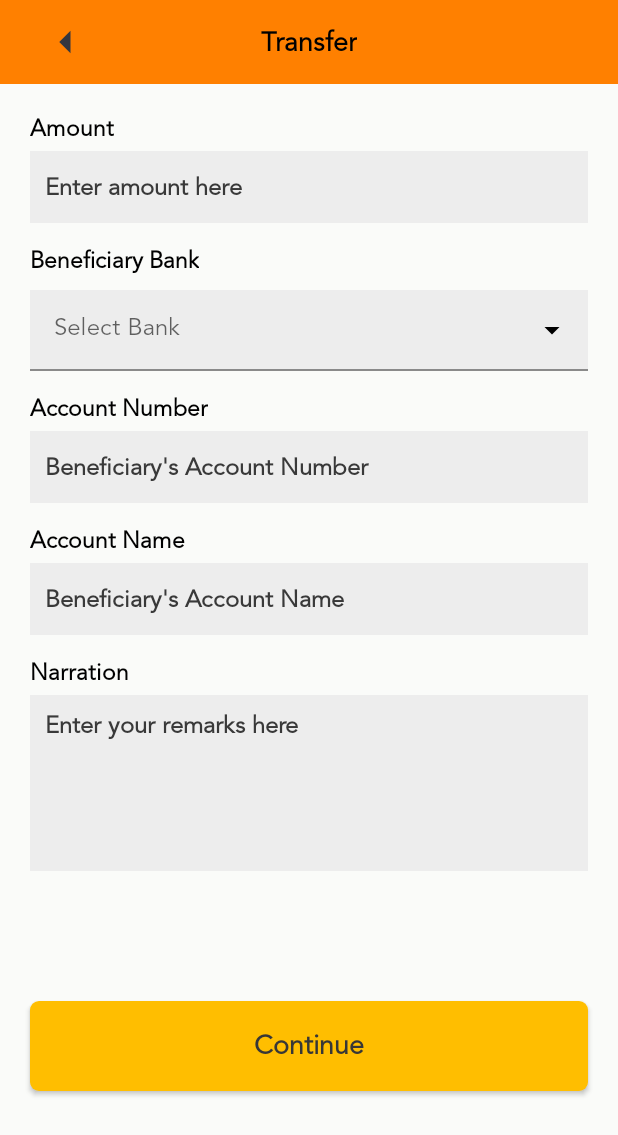
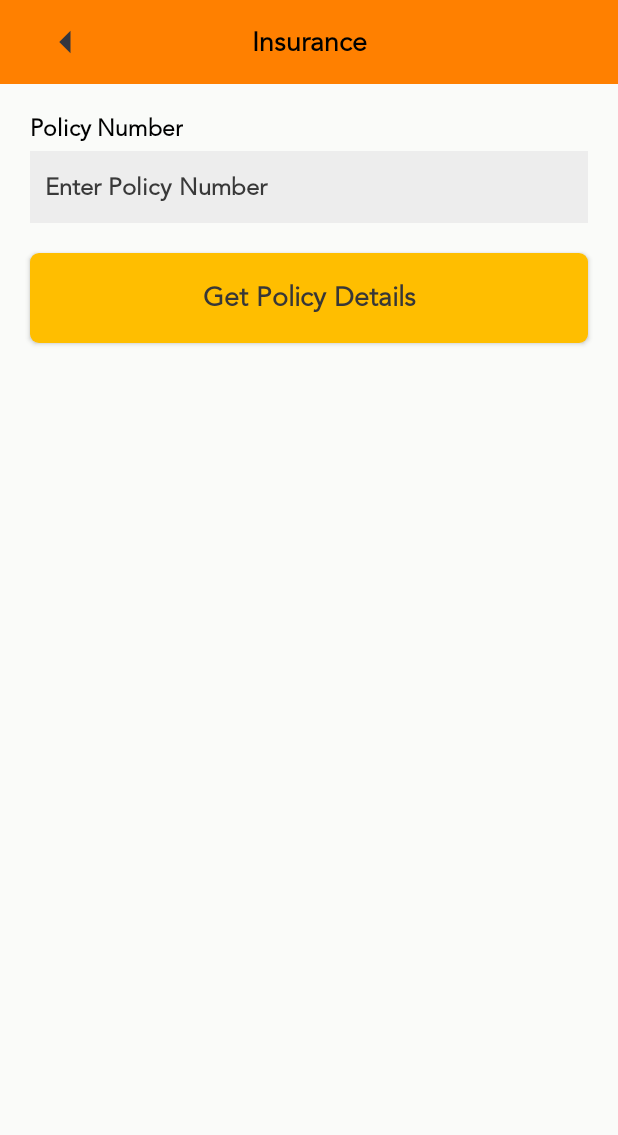
Before and after one commit to ayanfesolution/epawo_pos, an Android app: the HomeFragment screen opened through its navigation route, after a tap on "Insurance", on a phone screen of 412 x 824 dp. Shown: the top 1135 px of the screen. Run offline under Robolectric (Android 15) with nearby library versions, the phone set to English and light mode, and no system bars; our stand-ins replace RxJava, navigation-ui; libraries missing offline, so code that uses them is left out: com.topwise.cloudpos, com.topwise.library; 7 statements that could not run were skipped.

Commit message:
adding insurance screens

```diff
--- a/app/src/main/java/com/epawo/egole/fragment/home/HomeFragment.kt
+++ b/app/src/main/java/com/epawo/egole/fragment/home/HomeFragment.kt
@@ -59,7 +59,7 @@ class HomeFragment : BaseFragment(), WalletClickListener, HomeContract.HomeView
 
     private fun setListeners(){
         binding.cashoutLayout.setOnClickListener { onCashoutLayoutClick() }
-        binding.transferLayout.setOnClickListener { onTransferLayoutClick() }
+        binding.transferLayout.setOnClickListener { onInsuranceLayoutClick() }
         binding.cardLayout.setOnClickListener { onCardLayoutClick() }
 //        binding.autoRegLayout.setOnClickListener { onAutoRegLayoutClick() }
 //        binding.more.setOnClickListener{ onMoreButtonClicked() }
@@ -127,12 +127,20 @@ class HomeFragment : BaseFragment(), WalletClickListener, HomeContract.HomeView
         navigate(NavigationCommand.To(actionHomeFragmentToFundTransferFragment()))
     }
 
+    private fun onInsuranceLayoutClick(){
+        navigate(NavigationCommand.To(actionHomeFragmentToInsuranceFragment()))
+    }
+
     private fun actionHomeFragmentToProfileFragment() : NavDirections {
         return ActionOnlyNavDirections(R.id.action_homeFragment_to_profileFragment)
     }
 
     private fun actionHomeFragmentToFundTransferFragment() : NavDirections {
         return ActionOnlyNavDirections(R.id.action_homeFragment_to_fundTransferFragment)
+    }
+
+    private fun actionHomeFragmentToInsuranceFragment() : NavDirections {
+        return ActionOnlyNavDirections(R.id.action_homeFragment_to_insuranceFragment)
     }
 
     private fun actionHomeFragmentToCardTransferFragment() : NavDirections {
--- /dev/null
+++ b/app/src/main/java/com/epawo/egole/fragment/insurance/InsuranceFragment.kt
@@ -0,0 +1,106 @@
+package com.epawo.egole.fragment.insurance
+
+import android.os.Bundle
+import android.text.TextUtils
+import android.view.LayoutInflater
+import android.view.View
+import android.view.ViewGroup
+import android.widget.AdapterView
+import com.epawo.egole.R
+import com.epawo.egole.databinding.LayoutInsuranceFragmentBinding
+import com.epawo.egole.fragment.BaseFragment
+import com.epawo.egole.model.insurance.InsuranceDetailResponse
+import com.epawo.egole.model.insurance.InsuranceDetailsRequest
+import com.epawo.egole.utilities.AppPreferences
+import com.google.gson.Gson
+import com.topwise.cloudpos.aidl.AidlDeviceService
+
+class InsuranceFragment : BaseFragment(), InsurancePolicyContract.InsurancePolicyView {
+
+    private var _binding: LayoutInsuranceFragmentBinding? = null
+    private val binding get() = _binding!!
+    private lateinit var presenter :InsurancePresenter
+    private lateinit var userToken : String
+    private lateinit var policyNumber: String
+
+    override fun onDeviceConnected(serviceManager: AidlDeviceService?) {
+
+    }
+
+    override fun onCreateView(
+        inflater: LayoutInflater,
+        container: ViewGroup?,
+        savedInstanceState: Bundle?
+    ): View? {
+        _binding = LayoutInsuranceFragmentBinding.inflate(inflater, container, false)
+        return binding.root
+    }
+
+    override fun onViewCreated(view: View, savedInstanceState: Bundle?) {
+        super.onViewCreated(view, savedInstanceState)
+        init()
+    }
+
+    private fun init(){
+        presenter = InsurancePresenter(this)
+        userToken = AppPreferences().getUserToken(mainActivity).toString()
+        setListeners()
+    }
+
+
+    private fun setListeners(){
+        binding.continueButton.setOnClickListener { onContinueButtonClick() }
+    }
+
+    private fun onContinueButtonClick(){
+        policyNumber = binding.policyField.text.toString()
+        if(validateControls(policyNumber)){
+            val request = InsuranceDetailsRequest(policyNumber)
+            val gson = Gson()
+            val requestString = gson.toJson(request)
+            presenter.getInsuranceDetails(userToken, request)
+        }
+    }
+
+    private fun validateControls(policyNumber : String) : Boolean{
+        if(TextUtils.isEmpty(policyNumber)){
+            toastShort("Please input your policy number")
+            return false
+        }
+
+        return true
+    }
+
+    override fun showToast(message: String?) {
+        toastShort(message)
+    }
+
+    override fun showProgress() {
+        binding.progressBar12.visibility = View.VISIBLE
+    }
+
+    override fun hideProgress() {
+        binding.progressBar12.visibility = View.GONE
+    }
+
+    override fun onSuccess(response: InsuranceDetailResponse) {
+        val bundle = Bundle()
+        bundle.putString("bizUnit",response.data.bizUnitField)
+        bundle.putString("insuredName", response.data.insuredNameField)
+        bundle.putString("insuredEmail", response.data.insuredEmailField)
+        bundle.putString("amount", response.data.instPremiumField.toString())
+        navigate(R.id.action_insuranceFragment_to_insuranceDetailFragment, bundle)
+//        bundle.putString("providerCode", providerCode)
+//        bundle.putString("decoderNumber", cableNumber)
+//        bundle.putString("serviceCode", serviceCode)
+//        bundle.putString("providerName", providerName)
+//        bundle.putString("providerCodeType", response.responseModel.type)
+//        bundle.putString("productId", response.productID.toString())
+//        bundle.putString("surauth", response.responseModel.surauth)
+    }
+
+    override fun onDestroyView() {
+        super.onDestroyView()
+        _binding = null
+    }
+}
--- /dev/null
+++ b/app/src/main/java/com/epawo/egole/fragment/insurance/InsuranceInteractor.kt
@@ -0,0 +1,29 @@
+package com.epawo.egole.fragment.insurance
+
+import com.epawo.egole.interfaces.NetworkService
+import com.epawo.egole.model.insurance.InsuranceDetailResponse
+import com.epawo.egole.model.insurance.InsuranceDetailsRequest
+import com.epawo.egole.service.RetrofitInstance
+import io.reactivex.Observable
+import io.reactivex.android.schedulers.AndroidSchedulers
+import io.reactivex.schedulers.Schedulers
+
+class InsuranceInteractor(listener: InsurancePolicyContract.InsurancePolicyListener) {
+    var listener : InsurancePolicyContract.InsurancePolicyListener
+
+    init{
+        this.listener = listener
+    }
+
+    fun getInsurancePolicyDetails(token: String, request: InsuranceDetailsRequest){
+        loadInsuranceObserver(token, request)
+    }
+
+
+    private fun loadInsuranceObserver(token: String, request: InsuranceDetailsRequest): Observable<InsuranceDetailResponse>{
+        return RetrofitInstance.getRetrofitInstance()!!.create(NetworkService::class.java)
+            .insuranceDetails(token, request)
+            .subscribeOn(Schedulers.io())
+            .observeOn(AndroidSchedulers.mainThread())
+    }
+}
--- /dev/null
+++ b/app/src/main/java/com/epawo/egole/fragment/insurance/InsurancePolicyContract.kt
@@ -0,0 +1,23 @@
+package com.epawo.egole.fragment.insurance
+
+
+import com.epawo.egole.model.insurance.InsuranceDetailResponse
+
+interface InsurancePolicyContract {
+
+    interface InsurancePolicyView{
+        fun showToast(message : String?)
+        fun showProgress()
+        fun hideProgress()
+        fun onSuccess(response : InsuranceDetailResponse)
+//        fun onLoadBundlesSuccess(response : CableProviderPackResponse)
+//        fun onLookUpSuccessful(response : CableLookupResponse)
+    }
+
+    interface InsurancePolicyListener{
+        fun onSuccess(response : InsuranceDetailResponse)
+//        fun onLookUpSuccessful(response : CableLookupResponse)
+//        fun onLoadBundlesSuccess(response : CableProviderPackResponse)
+        fun onFailure(message : String?)
+    }
+}
--- /dev/null
+++ b/app/src/main/java/com/epawo/egole/fragment/insurance/InsurancePresenter.kt
@@ -0,0 +1,30 @@
+package com.epawo.egole.fragment.insurance
+
+import com.epawo.egole.model.insurance.InsuranceDetailResponse
+import com.epawo.egole.model.insurance.InsuranceDetailsRequest
+
+class InsurancePresenter(view: InsurancePolicyContract.InsurancePolicyView)
+    : InsurancePolicyContract.InsurancePolicyListener {
+
+    private var view : InsurancePolicyContract.InsurancePolicyView
+    private var interactor: InsuranceInteractor
+
+    init {
+        this.view = view
+        interactor = InsuranceInteractor(this)
+    }
+    override fun onSuccess(response: InsuranceDetailResponse) {
+        view.hideProgress()
+        view.onSuccess(response)
+    }
+
+    override fun onFailure(message: String?) {
+        view.hideProgress()
+        view.showToast(message)
+    }
+
+    fun getInsuranceDetails(token : String, request : InsuranceDetailsRequest){
+        view.showProgress()
+        interactor.getInsurancePolicyDetails(token, request)
+    }
+}
--- a/app/src/main/java/com/epawo/egole/interfaces/NetworkService.kt
+++ b/app/src/main/java/com/epawo/egole/interfaces/NetworkService.kt
@@ -31,6 +31,8 @@ import com.epawo.egole.model.fund_transfer.TransferFundRequest
 import com.epawo.egole.model.fund_transfer.TransferFundResponse
 import com.epawo.egole.model.fund_transfer.ValidateBankRequest
 import com.epawo.egole.model.fund_transfer.ValidateBankResponse
+import com.epawo.egole.model.insurance.InsuranceDetailResponse
+import com.epawo.egole.model.insurance.InsuranceDetailsRequest
 import com.epawo.egole.model.login.request.LoginRequest
 import com.epawo.egole.model.login.response.LoginResponse
 import com.epawo.egole.model.ticket.TicketResponseModel
@@ -111,6 +113,10 @@ interface NetworkService {
     fun bettingProviders(@Header("Authorization") token : String)
             : Observable<BettingProviderResponse>
 
+    @POST(UrlConstants.INSURANCE)
+    fun insuranceDetails(@Header("Authorization") token : String, @Body request : InsuranceDetailsRequest)
+            : Observable<InsuranceDetailResponse>
+
     @POST(UrlConstants.BETTING_LOOKUP)
     fun bettingLookup(@Header("Authorization") token : String, @Body request : BettingLookupRequest)
             : Observable<BettingProviderResponse>
--- /dev/null
+++ b/app/src/main/java/com/epawo/egole/model/insurance/InsuranceDetailsRequest.kt
@@ -0,0 +1,3 @@
+package com.epawo.egole.model.insurance
+
+data class InsuranceDetailsRequest(var policy_number:String)
--- a/app/src/main/java/com/epawo/egole/utilities/UrlConstants.kt
+++ b/app/src/main/java/com/epawo/egole/utilities/UrlConstants.kt
@@ -41,6 +41,9 @@ class UrlConstants {
         const val BETTING_PROVIDERS = "VasVMP/BettingProvider"
         const val BETTING_LOOKUP = "VasVMP/BettingLookup"
 
+        //Insurance
+        const val INSURANCE = "Insurance/GetDetailsPolicy"
+
         //WALLET BALANCE
         const val WALLET_BALANCE = "Account/WalletBalance/{mainAccount}"
 
--- /dev/null
+++ b/app/src/main/res/layout/layout_insurance_fragment.xml
@@ -0,0 +1,122 @@
+<?xml version="1.0" encoding="utf-8"?>
+<androidx.constraintlayout.widget.ConstraintLayout xmlns:android="http://schemas.android.com/apk/res/android"
+    android:layout_width="match_parent"
+    android:layout_height="match_parent"
+    xmlns:app="http://schemas.android.com/apk/res-auto">
+    <androidx.appcompat.widget.Toolbar
+        android:id="@+id/toolbar2"
+        android:layout_width="0dp"
+        android:layout_height="wrap_content"
+        android:background="@color/base_orange"
+        android:theme="?attr/actionBarTheme"
+        android:minHeight="?attr/actionBarSize"
+        app:layout_constraintEnd_toEndOf="parent"
+        app:layout_constraintStart_toStartOf="parent"
+        app:layout_constraintTop_toTopOf="parent" />
+
+    <androidx.appcompat.widget.AppCompatTextView
+        android:id="@+id/textView6"
+        android:layout_width="wrap_content"
+        android:layout_height="wrap_content"
+        android:text="@string/insurance"
+        android:textSize="18sp"
+        android:textColor="@color/black"
+        android:textStyle="bold"
+        app:layout_constraintBottom_toBottomOf="@+id/toolbar2"
+        app:layout_constraintEnd_toEndOf="parent"
+        app:layout_constraintStart_toStartOf="@+id/toolbar2"
+        app:layout_constraintTop_toTopOf="@+id/toolbar2" />
+
+    <androidx.appcompat.widget.AppCompatImageView
+        android:id="@+id/imageView3"
+        android:layout_width="wrap_content"
+        android:layout_height="wrap_content"
+        android:layout_marginStart="16dp"
+        android:padding="10dp"
+        app:layout_constraintBottom_toBottomOf="@+id/toolbar2"
+        app:layout_constraintStart_toStartOf="@+id/toolbar2"
+        app:layout_constraintTop_toTopOf="parent"
+        app:srcCompat="@drawable/baseline_arrow_left_24" />
+
+    <ScrollView
+        android:layout_width="0dp"
+        android:layout_height="0dp"
+        android:fillViewport="true"
+        app:layout_constraintBottom_toBottomOf="parent"
+        app:layout_constraintEnd_toEndOf="parent"
+        app:layout_constraintStart_toStartOf="parent"
+        app:layout_constraintTop_toBottomOf="@+id/toolbar2">
+
+        <androidx.constraintlayout.widget.ConstraintLayout
+            android:layout_width="match_parent"
+            android:padding="10dp"
+            android:layout_height="wrap_content">
+
+            <androidx.appcompat.widget.AppCompatTextView
+                android:id="@+id/appCompatTextView2"
+                android:layout_width="wrap_content"
+                android:layout_height="wrap_content"
+                android:layout_marginStart="10dp"
+                android:layout_marginTop="10dp"
+                android:text="@string/policy"
+                android:textColor="@color/black"
+                android:textSize="15sp"
+                android:textStyle="bold"
+                app:layout_constraintStart_toStartOf="parent"
+                app:layout_constraintTop_toTopOf="parent" />
+
+            <androidx.appcompat.widget.AppCompatEditText
+                android:id="@+id/policyField"
+                android:layout_width="match_parent"
+                android:layout_height="48dp"
+                android:layout_marginStart="10dp"
+                android:layout_marginTop="5dp"
+                android:layout_marginEnd="10dp"
+                android:padding="10dp"
+                android:maxHeight="48dp"
+                android:inputType="number"
+                android:background="@drawable/round_corner_edit_text"
+                android:hint="@string/enter_policy_here"
+                android:textColorHint="#393939"
+                android:textSize="16sp"
+                android:textStyle="bold"
+                app:layout_constraintEnd_toEndOf="parent"
+                app:layout_constraintStart_toStartOf="parent"
+                app:layout_constraintTop_toBottomOf="@+id/appCompatTextView2" />
+
+            <androidx.appcompat.widget.AppCompatButton
+                android:id="@+id/continueButton"
+                android:layout_width="0dp"
+                android:layout_height="60dp"
+                android:layout_marginStart="10dp"
+                android:layout_marginTop="20dp"
+                android:layout_marginEnd="10dp"
+                android:layout_marginBottom="20dp"
+                android:background="@drawable/round_corner_button"
+                android:text="Get Policy Details"
+                android:textAllCaps="false"
+                android:textColor="@color/app_dark"
+                android:textFontWeight="800"
+                android:textSize="18sp"
+                android:textStyle="bold"
+                app:layout_constraintEnd_toEndOf="parent"
+                app:layout_constraintStart_toStartOf="parent"
+                app:layout_constraintTop_toBottomOf="@+id/policyField" />
+
+            <ProgressBar
+                android:id="@+id/progressBar12"
+                style="?android:attr/progressBarStyle"
+                android:visibility="gone"
+                android:layout_width="wrap_content"
+                android:layout_height="wrap_content"
+                app:layout_constraintBottom_toBottomOf="parent"
+                app:layout_constraintEnd_toEndOf="parent"
+                app:layout_constraintStart_toStartOf="parent"
+                app:layout_constraintTop_toTopOf="parent"
+                app:layout_constraintVertical_bias="0.29000002" />
+
+        </androidx.constraintlayout.widget.ConstraintLayout>
+    </ScrollView>
+
+
+        </androidx.constraintlayout.widget.ConstraintLayout>
--- a/app/src/main/res/navigation/nav_graph.xml
+++ b/app/src/main/res/navigation/nav_graph.xml
@@ -81,6 +81,13 @@
         tools:layout="@layout/layout_home_fragment"
         android:name="com.epawo.egole.fragment.home.HomeFragment"
         android:label="HomeFragment" >
+        <action
+            android:id="@+id/action_homeFragment_to_insuranceFragment"
+            app:enterAnim="@anim/nav_default_enter_anim"
+            app:exitAnim="@anim/nav_default_exit_anim"
+            app:popEnterAnim="@anim/nav_default_pop_enter_anim"
+            app:popExitAnim="@anim/nav_default_pop_exit_anim"
+            app:destination="@id/insuranceFragment" />
         <action
             android:id="@+id/action_homeFragment_to_fundTransferFragment"
             app:enterAnim="@anim/nav_default_enter_anim"
@@ -500,4 +507,26 @@
         tools:layout="@layout/layout_betting_lookup_fragment"
         android:name="com.epawo.egole.fragment.betting.BettingLookupFragment"
         android:label="BettingLookupFragment" />
+    <fragment
+        android:id="@+id/insuranceFragment"
+        tools:layout="@layout/layout_insurance_fragment"
+        android:name="com.epawo.egole.fragment.insurance.InsuranceFragment"
+        android:label="@string/insurance">
+
+        <action
+            android:id="@+id/action_insuranceFragment_to_insuranceDetailFragment"
+            app:enterAnim="@anim/nav_default_enter_anim"
+            app:exitAnim="@anim/nav_default_exit_anim"
+            app:popEnterAnim="@anim/nav_default_pop_enter_anim"
+            app:popExitAnim="@anim/nav_default_pop_exit_anim"
+            app:destination="@id/insuranceDetailFragment" />
+
+    </fragment>
+
+    <fragment
+        android:id="@+id/insuranceDetailFragment"
+        tools:layout="@layout/layout_insurance_detail_fragment"
+        android:name="com.epawo.egole.fragment.insurance.InsuranceDetailFragment"
+        android:label="@string/insurance_detail"
+        />
 </navigation>
--- a/app/src/main/res/values/strings.xml
+++ b/app/src/main/res/values/strings.xml
@@ -127,6 +127,10 @@
     <string name="enter_subscriber_number">Enter Subscriber Number</string>
     <string name="provider_name">Provider Name</string>
     <string name="provider_code">Provider Code</string>
+    <string name="policy">Policy Number</string>
+    <string name="enter_policy_here">Enter Policy  Number</string>
+    <string name="insurance_detail">Insurance Policy Details</string>
+    <string name="proceed">Proceed</string>
 
     <string-array name="provider">
         <item>9MOBILE</item>
--- a/build.gradle
+++ b/build.gradle
@@ -1,6 +1,6 @@
 // Top-level build file where you can add configuration options common to all sub-projects/modules.
 plugins {
-    id 'com.android.application' version '7.4.1' apply false
-    id 'com.android.library' version '7.4.1' apply false
+    id 'com.android.application' version '7.3.1' apply false
+    id 'com.android.library' version '7.3.1' apply false
     id 'org.jetbrains.kotlin.android' version '1.8.0' apply false
 }
```
Also changed, not shown: app/src/main/java/com/epawo/egole/fragment/insurance/InsuranceDetailFragment.kt (added, +58 -0 lines), app/src/main/java/com/epawo/egole/model/insurance/InsuranceDetailResponse.kt (added, +45 -0 lines), app/src/main/res/layout/layout_insurance_detail_fragment.xml (added, +173 -0 lines), 1 other file.
